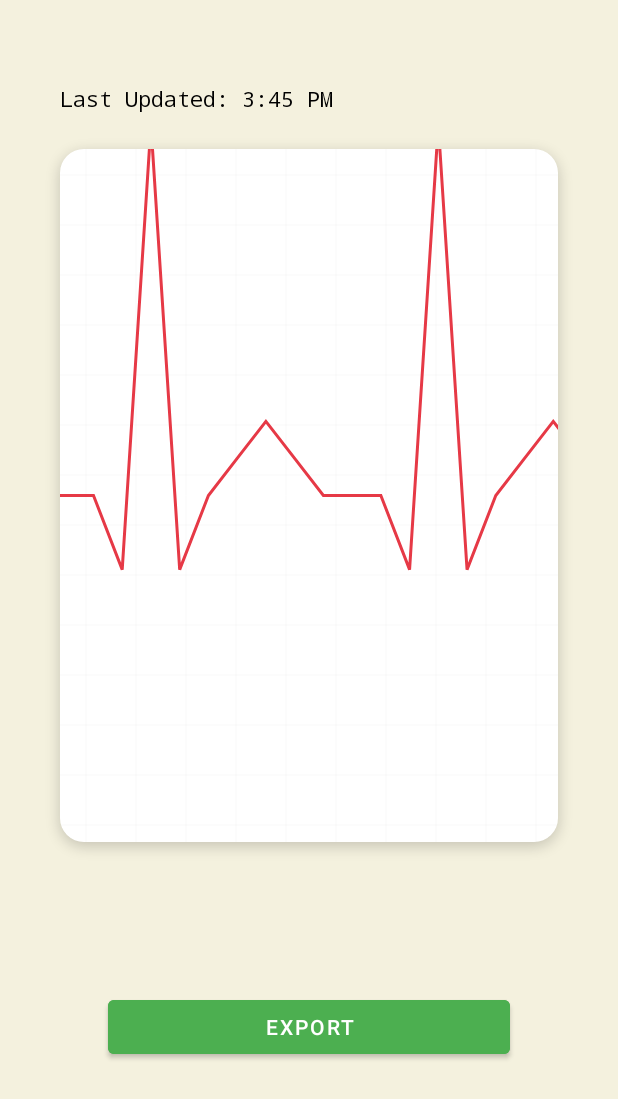
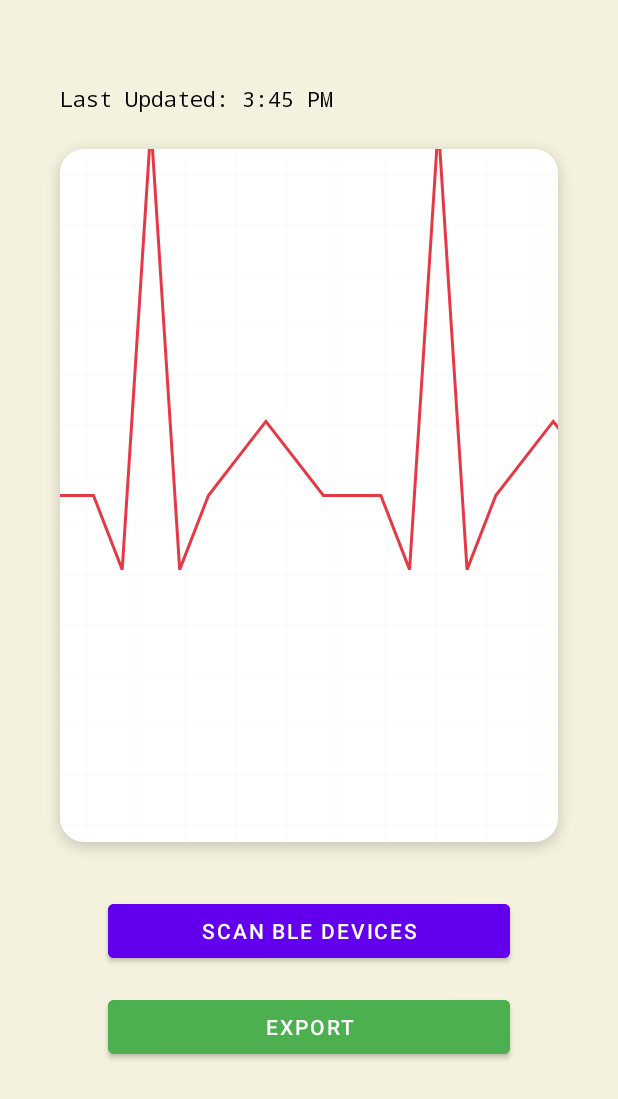
Before and after one commit to JHU-EN-601-644-S25/CardioCrisisCrew, an Android app: the MainActivity screen opened directly, with no data from a screen before it, on a phone screen of 412 x 824 dp, the part 137-1236 px from its top. Run offline under Robolectric (Android 15) with nearby library versions, the phone set to English and light mode, and no system bars.

Commit message:
device discovery

```diff
--- a/app/src/main/java/com/example/cardiocrisis/MainActivity.kt
+++ b/app/src/main/java/com/example/cardiocrisis/MainActivity.kt
@@ -1,5 +1,6 @@
 package com.example.cardiocrisis
 
+import android.content.Intent
 import android.os.Bundle
 import android.widget.ArrayAdapter
 import android.widget.Button
@@ -9,6 +10,7 @@ import android.widget.Spinner
 import android.widget.TextView
 import androidx.appcompat.app.AlertDialog
 import androidx.appcompat.app.AppCompatActivity
+import com.example.cardiocrisis.ble.DeviceScanActivity
 import java.text.SimpleDateFormat
 import java.util.Locale
 import kotlin.math.sin
@@ -26,6 +28,7 @@ class MainActivity : AppCompatActivity() {
         val ekgView = findViewById<EkgView>(R.id.ekgView)
         setupUserButton()
         setupExportButton()
+        setupBleScanButton()
 
         loadEkgData()
 
@@ -79,6 +82,14 @@ class MainActivity : AppCompatActivity() {
         }
     }
 
+    private fun setupBleScanButton() {
+        val bleScanButton = findViewById<Button>(R.id.ble_scan_button)
+        bleScanButton.setOnClickListener {
+            val intent = Intent(this, DeviceScanActivity::class.java)
+            startActivity(intent)
+        }
+    }
+
     private fun showExportDialog() {
         val dialogView = layoutInflater.inflate(R.layout.dialog_export, null)
         val spinner = dialogView.findViewById<Spinner>(R.id.hospitalSpinner)
--- a/app/src/main/res/layout/activity_main.xml
+++ b/app/src/main/res/layout/activity_main.xml
@@ -57,6 +57,18 @@
         app:layout_constraintHeight_percent="0.6"/>
 
     <Button
+        android:id="@+id/ble_scan_button"
+        android:layout_width="0dp"
+        android:layout_height="wrap_content"
+        android:layout_marginBottom="16dp"
+        android:text="Scan BLE Devices"
+        android:textColor="@color/white"
+        android:backgroundTint="@color/purple_500"
+        app:layout_constraintBottom_toTopOf="@id/exportButton"
+        app:layout_constraintStart_toStartOf="@id/exportButton"
+        app:layout_constraintEnd_toEndOf="@id/exportButton" />
+
+    <Button
         android:id="@+id/exportButton"
         android:layout_width="0dp"
         android:layout_height="wrap_content"
```
Also changed, not shown: app/src/main/AndroidManifest.xml (+17 -0 lines), app/src/main/res/layout/activity_device_scan.xml (added, +50 -0 lines), app/src/main/res/layout/device_list_item.xml (added, +21 -0 lines), 1 other file.
